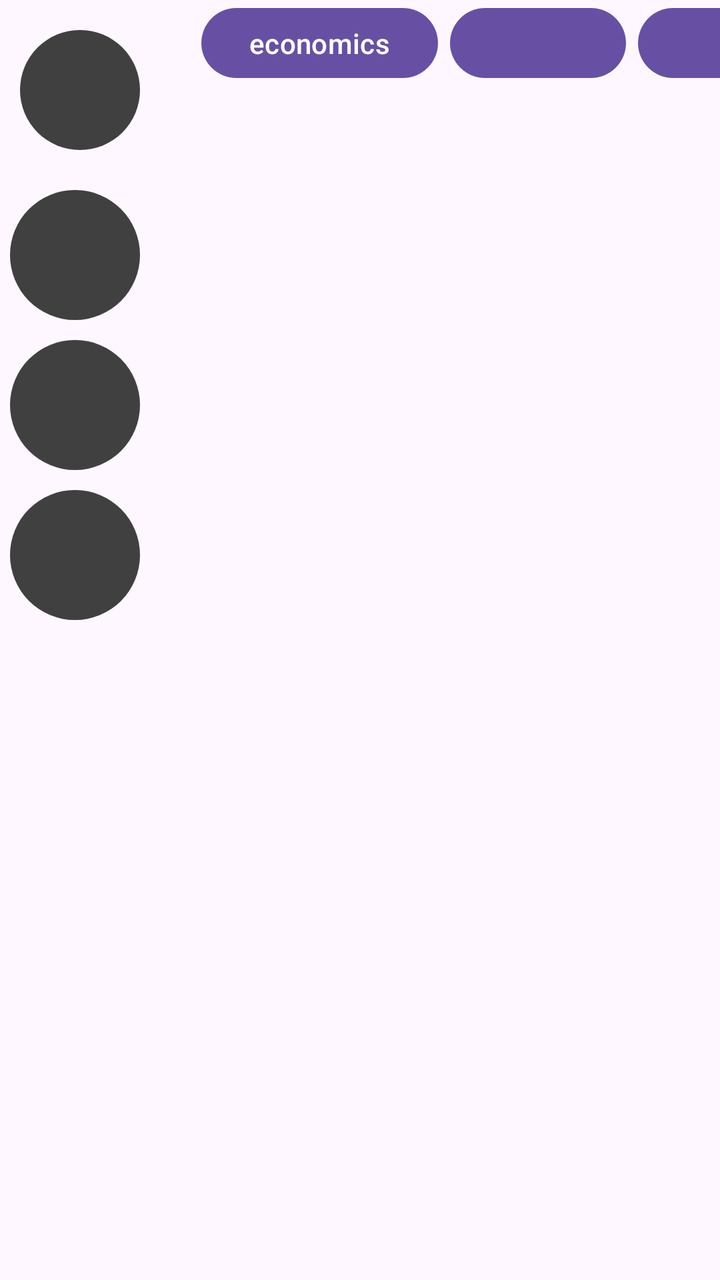
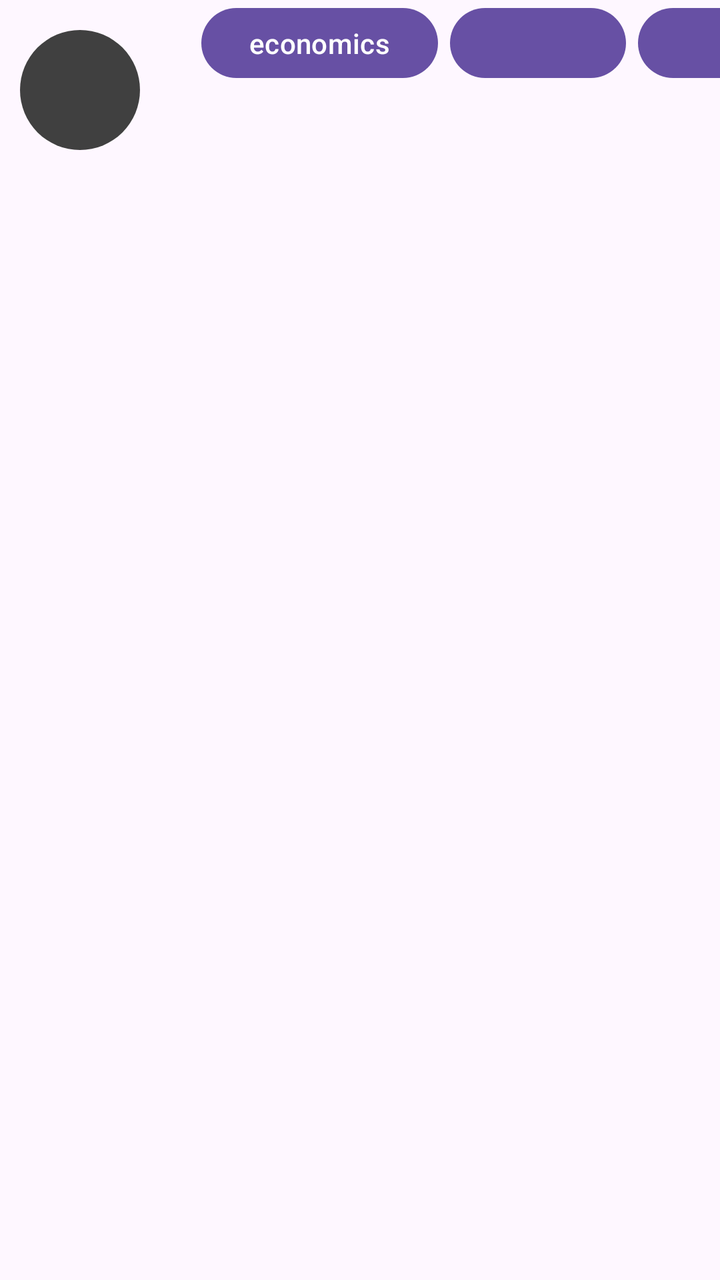

Compare the two renders of this Android layout. The source of the first and the diff that turns it into the second are given below.
<!-- AndroidManifest.xml: application theme Theme.MyApplication -->
<!-- res/layout/activity_article_browse.xml -->
<?xml version="1.0" encoding="utf-8"?>
<LinearLayout
    android:layout_width="match_parent"
    android:layout_height="match_parent"
    xmlns:android="http://schemas.android.com/apk/res/android"
    android:orientation="horizontal"
    android:id="@+id/main">


    <LinearLayout
        android:layout_width="wrap_content"
        android:layout_height="wrap_content"
        android:orientation="vertical">

        <androidx.appcompat.widget.AppCompatImageButton
            android:id="@+id/article_browse_contact_button"
            android:layout_width="60dp"
            android:layout_height="60dp"
            android:layout_marginStart="10dp"
            android:layout_marginTop="15dp"
            android:layout_marginEnd="5dp"
            android:background="@drawable/temp_icon" />


        <FrameLayout
            android:id="@+id/article_browse_contactBar"
            android:layout_width="75dp"
            android:layout_height="652dp"
            android:layout_marginBottom="24dp"

            >

            <LinearLayout
                android:layout_width="wrap_content"
                android:layout_height="wrap_content"
                android:layout_gravity="center_horizontal"
                android:backgroundTint="@color/light_gray"
                android:orientation="vertical"
                android:paddingTop="15dp"
                android:paddingBottom="15dp">

                <androidx.appcompat.widget.AppCompatImageButton
                    android:layout_width="65dp"
                    android:layout_height="65dp"
                    android:layout_marginTop="5dp"
                    android:layout_marginBottom="5dp"
                    android:background="@drawable/temp_icon" />

                <androidx.appcompat.widget.AppCompatImageButton
                    android:layout_width="65dp"
                    android:layout_height="65dp"
                    android:layout_marginTop="5dp"
                    android:layout_marginBottom="5dp"
                    android:background="@drawable/temp_icon" />

                <androidx.appcompat.widget.AppCompatImageButton
                    android:layout_width="65dp"
                    android:layout_height="65dp"
                    android:layout_marginTop="5dp"
                    android:layout_marginBottom="5dp"
                    android:background="@drawable/temp_icon" />
            </LinearLayout>


        </FrameLayout>

    </LinearLayout>


    <LinearLayout
        android:layout_width="wrap_content"
        android:layout_height="wrap_content"
        android:orientation="vertical">

        <LinearLayout
            android:id="@+id/linearLayout"
            android:layout_width="363dp"
            android:layout_height="43dp"
            android:gravity="center"
            android:orientation="horizontal"
            android:paddingEnd="5dp">

            <Button
                android:id="@+id/article_browse_economics"
                android:layout_width="wrap_content"
                android:layout_height="wrap_content"
                android:layout_marginEnd="3dp"
                android:text="economics" />

            <Button
                android:id="@+id/testButton"
                android:layout_width="wrap_content"
                android:layout_height="wrap_content"
                android:layout_marginStart="3dp"
                android:layout_marginEnd="3dp" />

            <Button
                android:layout_width="wrap_content"
                android:layout_height="wrap_content"
                android:layout_marginStart="3dp" />


        </LinearLayout>


        <androidx.recyclerview.widget.RecyclerView
            android:id="@+id/article_browse_recycler"
            android:layout_width="335dp"
            android:layout_height="600dp"
             />

        <LinearLayout
            android:layout_width="wrap_content"
            android:layout_height="wrap_content">

            <Button
                android:layout_width="wrap_content"
                android:layout_height="wrap_content"
                android:text="refresh articles"
                android:id="@+id/article_browse_refresh_button"/>

        </LinearLayout>


    </LinearLayout>


</LinearLayout>
<!-- resources referenced by this layout -->
<resources>
  <color name="light_gray">#B8B8B8</color>
  <!-- drawable temp_icon (drawable) -->
  <?xml version="1.0" encoding="utf-8"?>
  <shape xmlns:android="http://schemas.android.com/apk/res/android">
      <solid android:color="#404040" />
      <corners android:radius="550dp" />
  
  </shape>
  <style name="Theme.MyApplication" parent="Base.Theme.MyApplication" />
  <style name="Base.Theme.MyApplication" parent="Theme.Material3.DayNight.NoActionBar">
          
          
      </style>
</resources>

<!-- the commit's change to res/layout/activity_article_browse.xml (unified diff, before → after) -->
@@ -1,8 +1,8 @@
 <?xml version="1.0" encoding="utf-8"?>
-<LinearLayout
-    android:layout_width="match_parent"
+<LinearLayout android:layout_width="match_parent"
     android:layout_height="match_parent"
     xmlns:android="http://schemas.android.com/apk/res/android"
+    xmlns:tools="http://schemas.android.com/tools"
     android:orientation="horizontal"
     android:id="@+id/main">
 
@@ -30,36 +30,13 @@
 
             >
 
-            <LinearLayout
-                android:layout_width="wrap_content"
+            <ListView
+                android:layout_width="match_parent"
                 android:layout_height="wrap_content"
-                android:layout_gravity="center_horizontal"
-                android:backgroundTint="@color/light_gray"
-                android:orientation="vertical"
-                android:paddingTop="15dp"
-                android:paddingBottom="15dp">
+                >
 
-                <androidx.appcompat.widget.AppCompatImageButton
-                    android:layout_width="65dp"
-                    android:layout_height="65dp"
-                    android:layout_marginTop="5dp"
-                    android:layout_marginBottom="5dp"
-                    android:background="@drawable/temp_icon" />
+            </ListView>
 
-                <androidx.appcompat.widget.AppCompatImageButton
-                    android:layout_width="65dp"
-                    android:layout_height="65dp"
-                    android:layout_marginTop="5dp"
-                    android:layout_marginBottom="5dp"
-                    android:background="@drawable/temp_icon" />
-
-                <androidx.appcompat.widget.AppCompatImageButton
-                    android:layout_width="65dp"
-                    android:layout_height="65dp"
-                    android:layout_marginTop="5dp"
-                    android:layout_marginBottom="5dp"
-                    android:background="@drawable/temp_icon" />
-            </LinearLayout>
 
 
         </FrameLayout>
<!-- resource entries referenced after the edit -->
@@ -1,6 +1,5 @@
 <!-- resources referenced by this layout -->
 <resources>
-  <color name="light_gray">#B8B8B8</color>
   <!-- drawable temp_icon (drawable) -->
   <?xml version="1.0" encoding="utf-8"?>
   <shape xmlns:android="http://schemas.android.com/apk/res/android">
